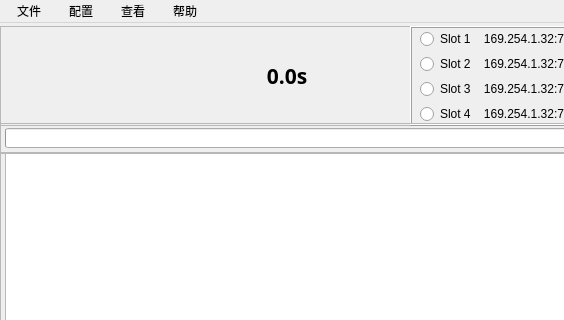
First picture: the form in mainwindow.ui, repository huyanzhao/verify, before the edit; both pictures show x 0 to 564 and y 0 to 320 of the 1200 by 675 pixel window.
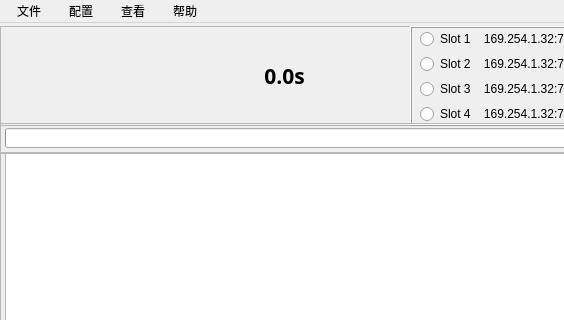
Second picture: the form after the edit. Icons and pictures are not drawn.

```diff
--- a/mainwindow.ui
+++ b/mainwindow.ui
@@ -37,9 +37,9 @@
      <property name="geometry">
       <rect>
        <x>5</x>
-       <y>0</y>
-       <width>156</width>
-       <height>100</height>
+       <y>1</y>
+       <width>151</width>
+       <height>98</height>
       </rect>
      </property>
      <property name="statusTip">
@@ -55,9 +55,9 @@
     <widget class="QLabel" name="labelSecond">
      <property name="geometry">
       <rect>
-       <x>165</x>
+       <x>160</x>
        <y>0</y>
-       <width>244</width>
+       <width>249</width>
        <height>100</height>
       </rect>
      </property>
```
